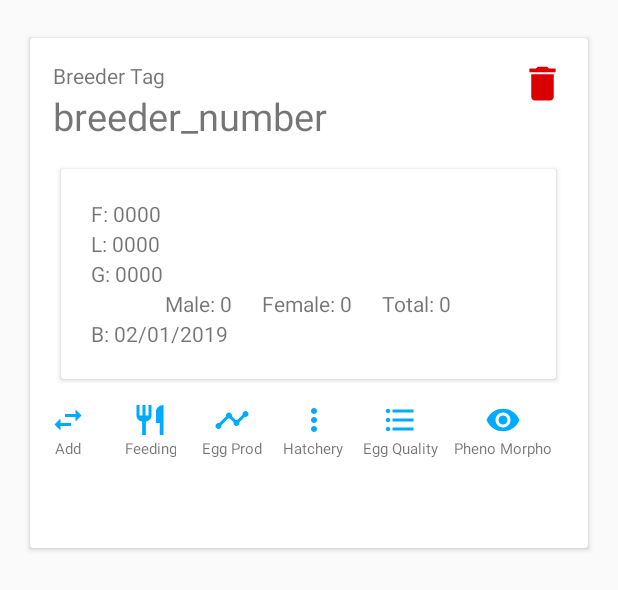
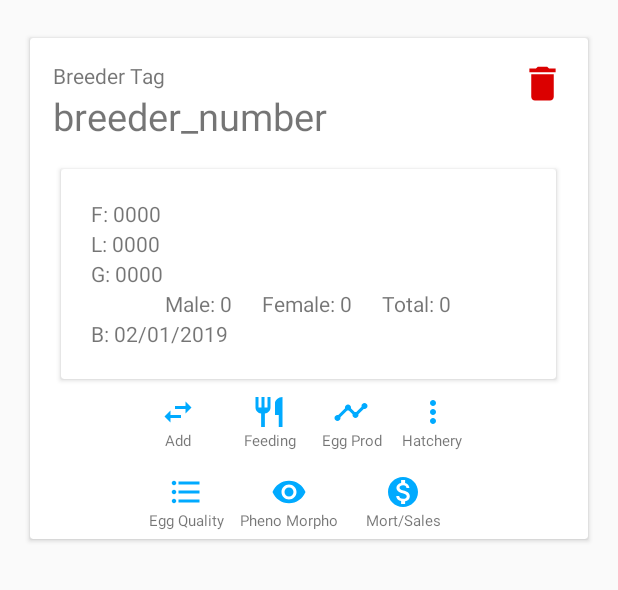
Before and after one commit to ralphmartin96/NativePoultryIS, an Android app: the layout breeder_row_layout.xml on its own in the app's theme, with its tools: preview values and no code run, on a phone screen of 412 x 824 dp. Shown: the top 590 px of the screen. Run offline under Robolectric (Android 15) with nearby library versions, the phone set to English and light mode, and no system bars.

Commit message:
Debugged UI for Create Breeders

```diff
--- a/app/src/main/res/layout/breeder_row_layout.xml
+++ b/app/src/main/res/layout/breeder_row_layout.xml
@@ -219,19 +219,21 @@
             </LinearLayout>
 
         </LinearLayout>-->
+
+            <!-- START -->
             <LinearLayout
                 android:layout_width="match_parent"
                 android:layout_height="wrap_content"
-                android:layout_marginTop="15dp"
+                android:layout_marginTop="10dp"
                 android:layout_marginRight="10dp"
                 android:gravity="center_horizontal"
-                android:paddingBottom="15dp"
+                android:paddingBottom="5dp"
 
                 >
 
 
                 <LinearLayout
-                    android:layout_width="wrap_content"
+                    android:layout_width="56dp"
                     android:layout_height="wrap_content"
                     android:layout_marginLeft="5dp"
                     android:layout_marginRight="5dp"
@@ -251,10 +253,11 @@
                         android:src="@drawable/ic_swap_horiz_black_24dp" />
 
                     <TextView
-                        android:layout_width="wrap_content"
+                        android:layout_width="44dp"
                         android:layout_height="wrap_content"
                         android:layout_gravity="center"
                         android:text="Add"
+                        android:textAlignment="center"
                         android:textSize="10dp" />
 
                 </LinearLayout>
@@ -281,11 +284,12 @@
                         />
 
                     <TextView
-                        android:layout_width="wrap_content"
+                        android:layout_width="44dp"
                         android:layout_height="wrap_content"
                         android:layout_gravity="center"
                         android:gravity="center"
                         android:text="Feeding"
+                        android:textAlignment="center"
                         android:textSize="10dp" />
                 </LinearLayout>
 
@@ -309,10 +313,11 @@
                         android:src="@drawable/ic_timeline_black_24dp" />
 
                     <TextView
-                        android:layout_width="wrap_content"
+                        android:layout_width="44dp"
                         android:layout_height="wrap_content"
                         android:layout_gravity="center"
                         android:text="Egg Prod"
+                        android:textAlignment="center"
                         android:textSize="10dp" />
                 </LinearLayout>
 
@@ -341,6 +346,18 @@
                         android:text="Hatchery"
                         android:textSize="10dp" />
                 </LinearLayout>
+
+            </LinearLayout>
+
+            <LinearLayout
+                android:layout_width="match_parent"
+                android:layout_height="wrap_content"
+                android:layout_marginTop="10dp"
+                android:layout_marginRight="10dp"
+                android:gravity="center_horizontal"
+                android:paddingBottom="5dp"
+
+                >
 
                 <LinearLayout
                     android:layout_width="wrap_content"
@@ -396,7 +413,7 @@
                 </LinearLayout>
 
                 <LinearLayout
-                    android:layout_width="wrap_content"
+                    android:layout_width="66dp"
                     android:layout_height="wrap_content"
                     android:layout_marginLeft="5dp"
                     android:layout_marginRight="5dp"
@@ -413,13 +430,15 @@
                         android:src="@drawable/ic_monetization_on_black_24dp" />
 
                     <TextView
-                        android:layout_width="wrap_content"
+                        android:layout_width="match_parent"
                         android:layout_height="wrap_content"
                         android:layout_gravity="center"
                         android:text="Mort/Sales"
+                        android:textAlignment="center"
                         android:textSize="10dp" />
                 </LinearLayout>
             </LinearLayout>
+
 
         </LinearLayout>
 
```
